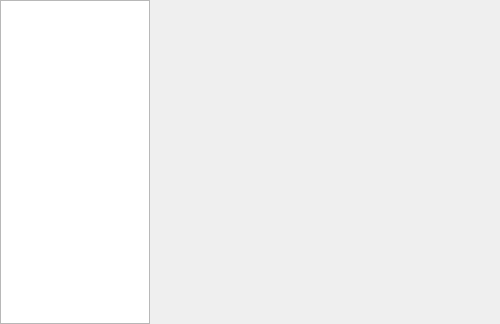
KDE/krita, file libs/ui/forms/wdggenerators.ui: the form before one commit.
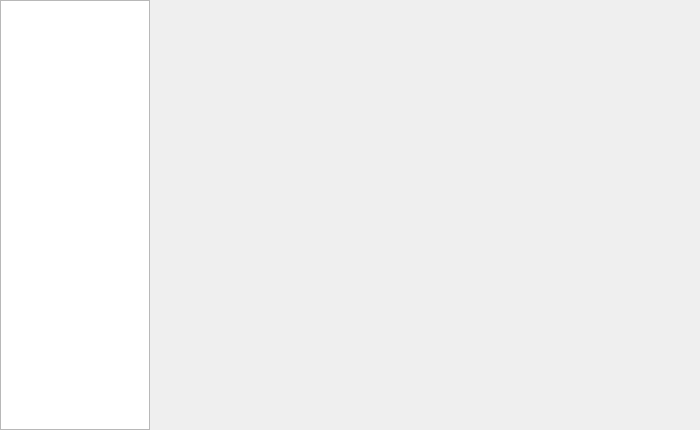
The form after the commit.

Commit message:
Fix spacing of SeExpr widgets
To do this, I normalized the dialog frame (using the Filter Layer dialog
as a basis) to 700x430, specified a minimumSize and sizePolicy to
MinimumExpanding on both axis.

I added a scrolling area to better handle the widget collection, and
synced the necessary changes from SeExpr.

```diff
--- a/libs/ui/forms/wdggenerators.ui
+++ b/libs/ui/forms/wdggenerators.ui
@@ -6,8 +6,8 @@
    <rect>
     <x>0</x>
     <y>0</y>
-    <width>500</width>
-    <height>324</height>
+    <width>700</width>
+    <height>430</height>
    </rect>
   </property>
   <property name="sizePolicy">
@@ -18,7 +18,7 @@
   </property>
   <property name="minimumSize">
    <size>
-    <width>500</width>
+    <width>700</width>
     <height>0</height>
    </size>
   </property>
```
The commit also changes 3 other files.
